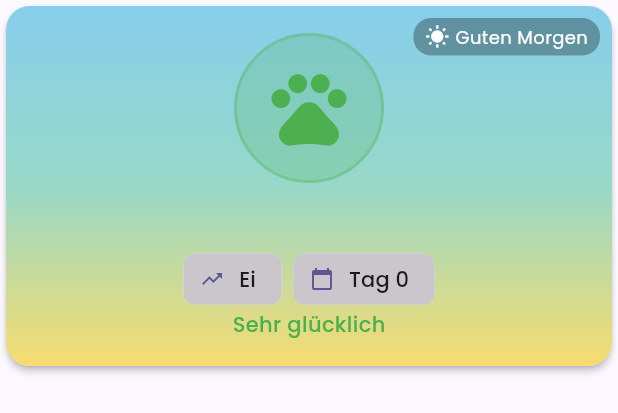
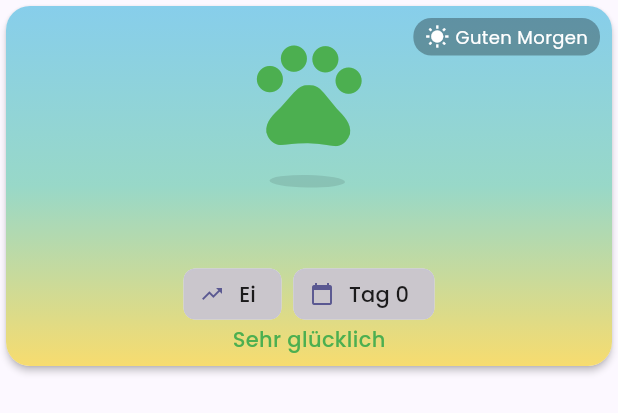
Before and after one commit to KayBeckmann/tamagotchi, a Flutter app: the _CreatureDisplayCard widget shown alone on an empty page, opened directly with empty values, on a phone screen of 412 x 824 dp. Shown: the top 413 px of the screen. Run offline on Flutter 3.47's test engine with Material 3 defaults, Android fonts, the phone set to English and light mode, and no system bars; our stand-ins replace equatable, flutter_riverpod, flutter_secure_storage, go_router, google_fonts, shared_preferences; missing offline and left inert: serverpod_client; accounts and stored records are empty.

Commit message:
feat: add animated creature sprite to home screen

```diff
--- a/lib/features/creature/presentation/screens/home_screen.dart
+++ b/lib/features/creature/presentation/screens/home_screen.dart
@@ -11,6 +11,7 @@ import '../../domain/models/item.dart';
 import '../../data/creature_repository.dart';
 import '../providers/creature_provider.dart';
 import '../widgets/cooldown_indicator.dart';
+import '../widgets/creature_sprite.dart';
 
 class HomeScreen extends ConsumerWidget {
   const HomeScreen({super.key});
@@ -448,21 +449,13 @@ class _CreatureDisplayCard extends StatelessWidget {
               child: Column(
                 mainAxisAlignment: MainAxisAlignment.center,
                 children: [
-                  // Creature sprite placeholder
-                  Container(
-                    width: 100,
-                    height: 100,
-                    decoration: BoxDecoration(
-                      color: (isDark ? Colors.white : categoryColor).withValues(alpha: 0.2),
-                      shape: BoxShape.circle,
-                      border: Border.all(
-                        color: (isDark ? Colors.white : categoryColor).withValues(alpha: 0.3),
-                        width: 2,
-                      ),
-                    ),
-                    child: Icon(
-                      _getCreatureIcon(creature.type.id),
-                      size: 60,
+                  // Creature sprite animated
+                  SizedBox(
+                    width: 120,
+                    height: 120,
+                    child: CreatureSprite(
+                      creature: creature,
+                      size: 80,
                       color: isDark ? Colors.white : categoryColor,
                     ),
                   ),
@@ -509,24 +502,6 @@ class _CreatureDisplayCard extends StatelessWidget {
         ),
       ),
     );
-  }
-
-  IconData _getCreatureIcon(String id) {
-    switch (id) {
-      case 'cat': return Icons.pets;
-      case 'dog': return Icons.pets;
-      case 'dragon': return Icons.local_fire_department;
-      case 'rabbit': return Icons.cruelty_free;
-      case 'fox': return Icons.pets;
-      case 'bird': return Icons.flutter_dash;
-      case 'slime': return Icons.bubble_chart;
-      case 'goblin': return Icons.face;
-      case 'ghost': return Icons.nights_stay;
-      case 'elemental': return Icons.auto_awesome;
-      case 'golem': return Icons.landscape;
-      case 'shadow_cat': return Icons.dark_mode;
-      default: return Icons.help_outline;
-    }
   }
 
   String _getMoodText(CreatureMood mood) {
--- /dev/null
+++ b/lib/features/creature/presentation/widgets/creature_sprite.dart
@@ -0,0 +1,161 @@
+import 'dart:math' as math;
+import 'package:flutter/material.dart';
+import '../../domain/models/creature.dart';
+import '../../domain/models/creature_type.dart';
+
+class CreatureSprite extends StatefulWidget {
+  final Creature creature;
+  final double size;
+  final Color? color;
+
+  const CreatureSprite({
+    super.key,
+    required this.creature,
+    this.size = 100,
+    this.color,
+  });
+
+  @override
+  State<CreatureSprite> createState() => _CreatureSpriteState();
+}
+
+class _CreatureSpriteState extends State<CreatureSprite>
+    with SingleTickerProviderStateMixin {
+  late AnimationController _controller;
+  late Animation<double> _bounceAnimation;
+  late Animation<double> _scaleAnimation;
+  late Animation<double> _rotateAnimation;
+
+  @override
+  void initState() {
+    super.initState();
+    _controller = AnimationController(
+      duration: const Duration(milliseconds: 2000),
+      vsync: this,
+    )..repeat(reverse: true);
+
+    _bounceAnimation = Tween<double>(begin: 0, end: -10).animate(
+      CurvedAnimation(
+        parent: _controller,
+        curve: const Interval(0.0, 1.0, curve: Curves.easeInOut),
+      ),
+    );
+
+    _scaleAnimation = Tween<double>(begin: 1.0, end: 1.05).animate(
+      CurvedAnimation(
+        parent: _controller,
+        curve: const Interval(0.0, 1.0, curve: Curves.easeInOut),
+      ),
+    );
+
+    _rotateAnimation = Tween<double>(begin: -0.02, end: 0.02).animate(
+      CurvedAnimation(
+        parent: _controller,
+        curve: const Interval(0.0, 1.0, curve: Curves.easeInOut),
+      ),
+    );
+  }
+
+  @override
+  void dispose() {
+    _controller.dispose();
+    super.dispose();
+  }
+
+  @override
+  Widget build(BuildContext context) {
+    final theme = Theme.of(context);
+    final categoryColor = widget.creature.type.category == CreatureCategory.animal
+        ? Colors.green
+        : Colors.purple;
+
+    final displayColor = widget.color ?? categoryColor;
+
+    return AnimatedBuilder(
+      animation: _controller,
+      builder: (context, child) {
+        return Transform.translate(
+          offset: Offset(0, _bounceAnimation.value),
+          child: Transform.rotate(
+            angle: _rotateAnimation.value,
+            child: Transform.scale(
+              scale: _scaleAnimation.value,
+              child: _buildCreature(displayColor),
+            ),
+          ),
+        );
+      },
+    );
+  }
+
+  Widget _buildCreature(Color color) {
+    if (widget.creature.isDead) {
+      return Icon(
+        Icons.cloud_outlined,
+        size: widget.size,
+        color: Colors.grey,
+      );
+    }
+
+    if (widget.creature.isSleeping) {
+      return Icon(
+        _getCreatureIcon(widget.creature.type.id),
+        size: widget.size,
+        color: color.withValues(alpha: 0.5),
+      );
+    }
+
+    // Shadow below creature
+    return Stack(
+      alignment: Alignment.center,
+      children: [
+        Positioned(
+          bottom: 0,
+          child: Container(
+            width: widget.size * 0.6,
+            height: widget.size * 0.1,
+            decoration: BoxDecoration(
+              color: Colors.black.withValues(alpha: 0.1),
+              borderRadius: BorderRadius.all(
+                Radius.elliptical(widget.size * 0.3, widget.size * 0.05),
+              ),
+            ),
+          ),
+        ),
+        Icon(
+          _getCreatureIcon(widget.creature.type.id),
+          size: widget.size,
+          color: color,
+        ),
+        if (widget.creature.isSick)
+          Positioned(
+            top: 0,
+            right: 0,
+            child: Icon(
+              Icons.sick,
+              size: widget.size * 0.3,
+              color: Colors.green,
+            ),
+          ),
+      ],
+    );
+  }
+
+  IconData _getCreatureIcon(String id) {
+    switch (id) {
+      case 'cat': return Icons.pets;
+      case 'dog': return Icons.pets;
+      case 'dragon': return Icons.local_fire_department;
+      case 'rabbit': return Icons.cruelty_free;
+      case 'fox': return Icons.pets;
+      case 'bird': return Icons.flutter_dash;
+      case 'slime': return Icons.bubble_chart;
+      case 'goblin': return Icons.face;
+      case 'ghost': return Icons.nights_stay;
+      case 'elemental': return Icons.auto_awesome;
+      case 'golem': return Icons.landscape;
+      case 'shadow_cat': return Icons.dark_mode;
+      default: return Icons.help_outline;
+    }
+  }
+}
```
